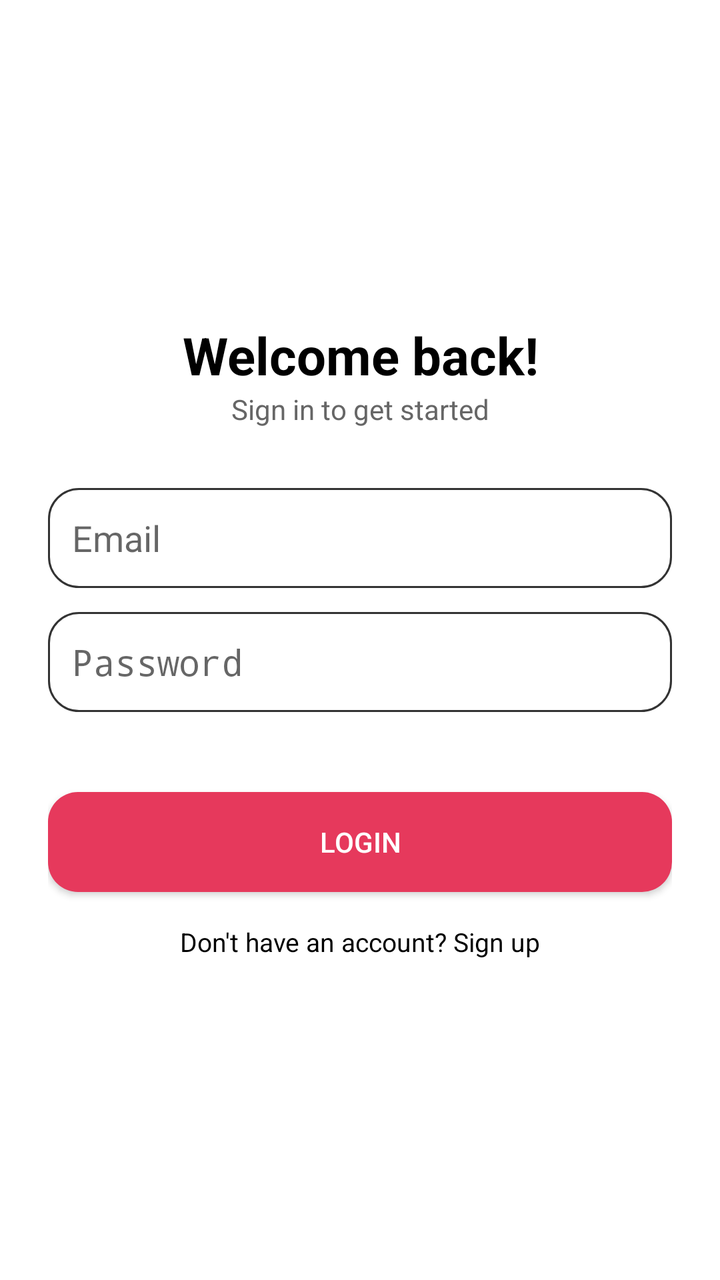
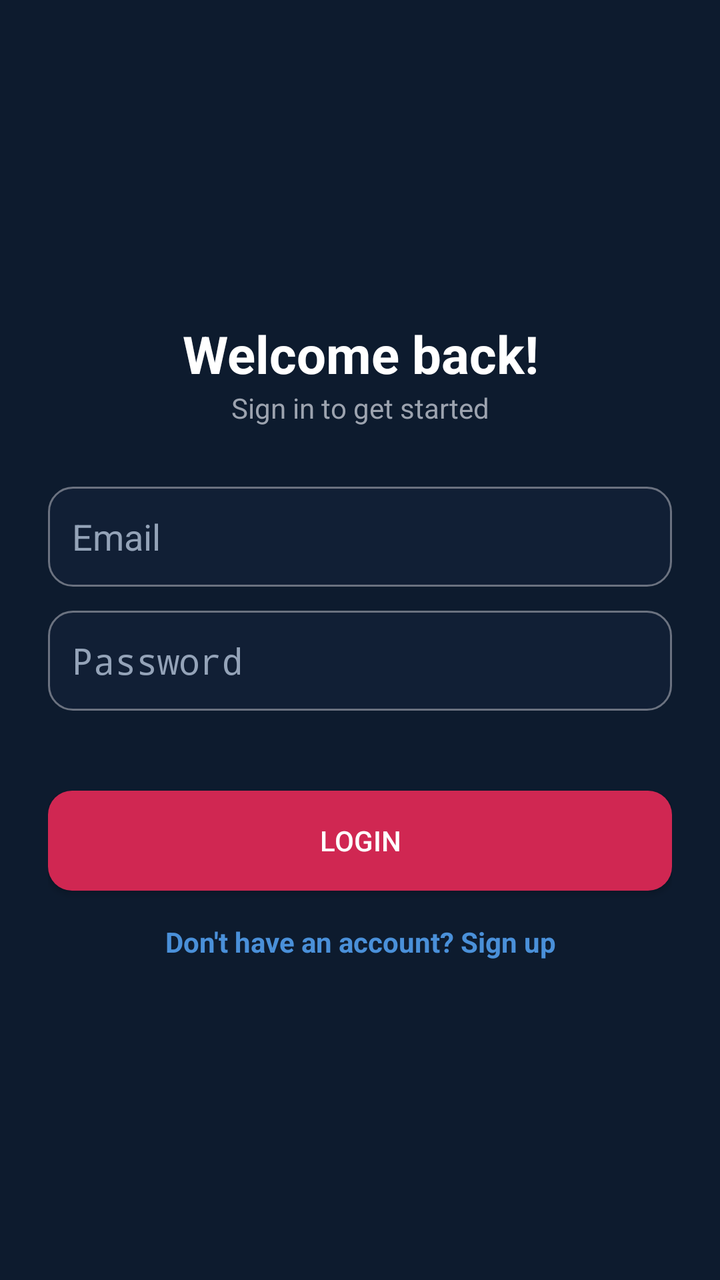

Compare the two renders of this Android layout. The source of the first and the diff that turns it into the second are given below.
<!-- AndroidManifest.xml: application theme Theme.TestApplication -->
<!-- res/layout/activity_login2.xml -->
<?xml version="1.0" encoding="utf-8"?>
<ScrollView xmlns:android="http://schemas.android.com/apk/res/android"
    android:layout_width="match_parent"
    android:layout_height="match_parent"
    android:fillViewport="true"
    android:background="@color/white">

    <LinearLayout
        android:layout_width="match_parent"
        android:layout_height="match_parent"
        android:orientation="vertical"
        android:gravity="center"
        android:padding="24dp">

        <LinearLayout
            android:layout_width="match_parent"
            android:layout_height="wrap_content"
            android:orientation="vertical">

            <TextView
                android:text="Welcome back!"
                android:textSize="26sp"
                android:textStyle="bold"
                android:textColor="#000000"
                android:gravity="center"
                android:layout_width="match_parent"
                android:layout_height="wrap_content"/>

            <TextView
                android:text="Sign in to get started"
                android:textSize="14sp"
                android:textColor="#666666"
                android:gravity="center"
                android:layout_marginBottom="30dp"
                android:layout_width="match_parent"
                android:layout_height="wrap_content"/>

            <EditText
                android:id="@+id/emailField"
                android:layout_width="match_parent"
                android:layout_height="wrap_content"
                android:minHeight="50dp"
                android:hint="Email"
                android:padding="12dp"
                android:background="@drawable/input_field"
                android:layout_marginBottom="12dp"/>

            <EditText
                android:id="@+id/passwordField"
                android:layout_width="match_parent"
                android:layout_height="wrap_content"
                android:minHeight="50dp"
                android:hint="Password"
                android:padding="12dp"
                android:background="@drawable/input_field"
                android:inputType="textPassword"
                android:layout_marginBottom="40dp"/>

            <Button
                android:id="@+id/loginBtn"
                android:text="LOGIN"
                android:textColor="@color/white"
                android:background="@drawable/primary_button"
                android:layout_width="match_parent"
                android:layout_height="50dp"
                android:layout_marginBottom="16dp"/>

            <ProgressBar
                android:id="@+id/progressBar"
                android:layout_width="wrap_content"
                android:layout_height="wrap_content"
                android:layout_gravity="center"
                android:visibility="gone"
                android:layout_marginBottom="16dp"/>

            <TextView
                android:id="@+id/signupLink"
                android:text="Don't have an account? Sign up"
                android:textColor="#000000"
                android:textSize="13sp"
                android:gravity="center"
                android:layout_width="match_parent"
                android:layout_height="wrap_content"/>

        </LinearLayout>

    </LinearLayout>

</ScrollView>
<!-- resources referenced by this layout -->
<resources>
  <color name="white">#FFFFFF</color>
  <!-- drawable input_field (drawable) -->
  <shape xmlns:android="http://schemas.android.com/apk/res/android">
  
      <solid android:color="#FFFFFF"/>
  
      <stroke
          android:width="1dp"
          android:color="#333333"/>
  
      <corners android:radius="15dp"/>
  
  </shape>
  <!-- drawable primary_button (drawable) -->
  <shape xmlns:android="http://schemas.android.com/apk/res/android">
  
      <solid android:color="@color/accent_red"/>
  
      <corners android:radius="15dp"/>
  
  </shape>
  <style name="Theme.TestApplication" parent="android:Theme.Material.Light.NoActionBar" />
  <color name="accent_red">#E6395C</color>
</resources>

<!-- the commit's change to res/layout/activity_login2.xml (unified diff, before → after) -->
@@ -3,7 +3,7 @@
     android:layout_width="match_parent"
     android:layout_height="match_parent"
     android:fillViewport="true"
-    android:background="@color/white">
+    android:background="@color/bg_main">
 
     <LinearLayout
         android:layout_width="match_parent"
@@ -21,7 +21,7 @@
                 android:text="Welcome back!"
                 android:textSize="26sp"
                 android:textStyle="bold"
-                android:textColor="#000000"
+                android:textColor="@color/text_primary"
                 android:gravity="center"
                 android:layout_width="match_parent"
                 android:layout_height="wrap_content"/>
@@ -29,7 +29,7 @@
             <TextView
                 android:text="Sign in to get started"
                 android:textSize="14sp"
-                android:textColor="#666666"
+                android:textColor="@color/text_secondary"
                 android:gravity="center"
                 android:layout_marginBottom="30dp"
                 android:layout_width="match_parent"
@@ -42,6 +42,8 @@
                 android:minHeight="50dp"
                 android:hint="Email"
                 android:padding="12dp"
+                android:textColorHint="@color/text_hint"
+                android:textColor="@color/text_primary"
                 android:background="@drawable/input_field"
                 android:layout_marginBottom="12dp"/>
 
@@ -52,6 +54,8 @@
                 android:minHeight="50dp"
                 android:hint="Password"
                 android:padding="12dp"
+                android:textColorHint="@color/text_hint"
+                android:textColor="@color/text_primary"
                 android:background="@drawable/input_field"
                 android:inputType="textPassword"
                 android:layout_marginBottom="40dp"/>
@@ -76,8 +80,9 @@
             <TextView
                 android:id="@+id/signupLink"
                 android:text="Don't have an account? Sign up"
-                android:textColor="#000000"
-                android:textSize="13sp"
+                android:textColor="@color/secondary_blue"
+                android:textSize="14sp"
+                android:textStyle="bold"
                 android:gravity="center"
                 android:layout_width="match_parent"
                 android:layout_height="wrap_content"/>
<!-- resource entries referenced after the edit -->
@@ -1,27 +1,34 @@
 <!-- resources referenced by this layout -->
 <resources>
+  <color name="bg_main">#0D1B2E</color>
+  <color name="secondary_blue">#4A90D9</color>
+  <color name="text_hint">#94A3B8</color>
+  <color name="text_primary">#FFFFFF</color>
+  <color name="text_secondary">#9CA3AF</color>
   <color name="white">#FFFFFF</color>
   <!-- drawable input_field (drawable) -->
   <shape xmlns:android="http://schemas.android.com/apk/res/android">
-  
-      <solid android:color="#FFFFFF"/>
-  
+      <solid android:color="@color/input_bg"/>
       <stroke
           android:width="1dp"
-          android:color="#333333"/>
-  
-      <corners android:radius="15dp"/>
-  
+          android:color="@color/divider_color"/>
+      <corners android:radius="12dp"/>
   </shape>
   <!-- drawable primary_button (drawable) -->
   <shape xmlns:android="http://schemas.android.com/apk/res/android">
-  
       <solid android:color="@color/accent_red"/>
-  
-      <corners android:radius="15dp"/>
-  
+      <corners android:radius="12dp"/>
   </shape>
-  <style name="Theme.TestApplication" parent="android:Theme.Material.Light.NoActionBar" />
-  <color name="accent_red">#E6395C</color>
+  <style name="Theme.TestApplication" parent="android:Theme.Material.NoActionBar">
+          
+          <item name="android:windowBackground">@color/bg_main</item>
+          <item name="android:textColor">@color/text_primary</item>
+          <item name="android:textColorSecondary">@color/text_secondary</item>
+          <item name="android:statusBarColor">@color/primary_dark</item>
+      </style>
+  <color name="input_bg">#111F35</color>
+  <color name="divider_color">#6B7280</color>
+  <color name="accent_red">#D02752</color>
+  <color name="primary_dark">#111F35</color>
 </resources>
 
